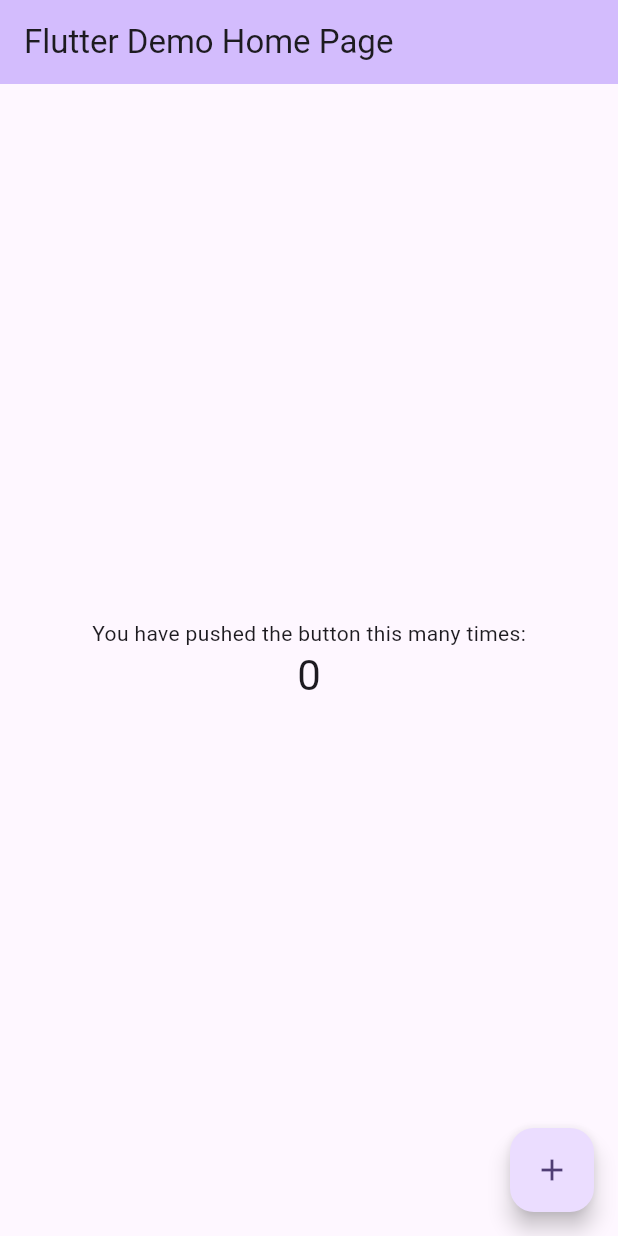
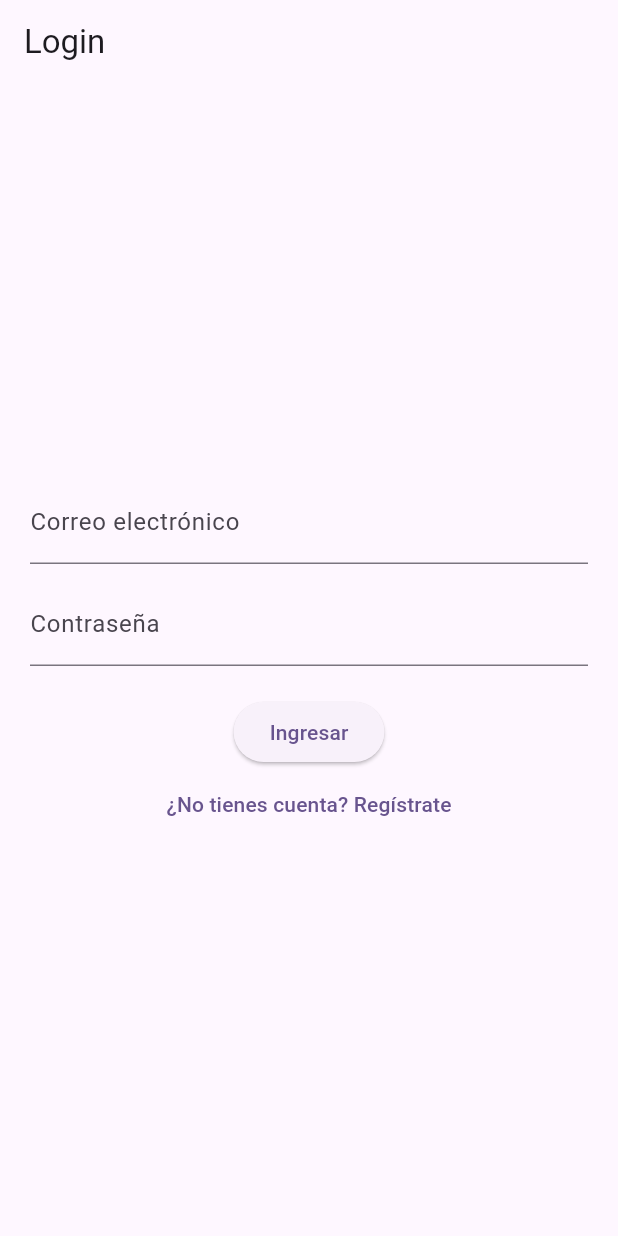
Before and after one commit to Paulidex/EAN-Elections, a Flutter app: the screen it shows after launch, on a phone screen of 412 x 824 dp. Run offline on Flutter 3.47's test engine with Material 3 defaults, Android fonts, the light colour scheme and no system bars; our stand-ins replace firebase_auth, firebase_core; accounts and stored records are empty.

Commit message:
Creacion de login simple y register haciendo uso de firebase

```diff
--- a/lib/main.dart
+++ b/lib/main.dart
@@ -1,108 +1,167 @@
 import 'package:flutter/material.dart';
+import 'package:firebase_core/firebase_core.dart';
+import 'package:firebase_auth/firebase_auth.dart';
+import 'firebase_options.dart';
 
-void main() {
+// Importa aquí tu pantalla de login
+// Asumo que defines LoginPage en login_page.dart o similar
+// import 'login_page.dart';
+
+void main() async {
+  WidgetsFlutterBinding.ensureInitialized();
+  await Firebase.initializeApp(
+    options: DefaultFirebaseOptions.currentPlatform,
+  );
   runApp(const MyApp());
 }
 
 class MyApp extends StatelessWidget {
   const MyApp({super.key});
 
-  // This widget is the root of your application.
   @override
   Widget build(BuildContext context) {
     return MaterialApp(
       title: 'Flutter Demo',
       theme: ThemeData(
-
         colorScheme: ColorScheme.fromSeed(seedColor: Colors.deepPurple),
       ),
-      home: const MyHomePage(title: 'Flutter Demo Home Page'),
+      home: const AuthWrapper(),
     );
   }
 }
 
-class MyHomePage extends StatefulWidget {
-  const MyHomePage({super.key, required this.title});
-
-  // This widget is the home page of your application. It is stateful, meaning
-  // that it has a State object (defined below) that contains fields that affect
-  // how it looks.
-
-  // This class is the configuration for the state. It holds the values (in this
-  // case the title) provided by the parent (in this case the App widget) and
-  // used by the build method of the State. Fields in a Widget subclass are
-  // always marked "final".
-
-  final String title;
+class AuthWrapper extends StatelessWidget {
+  const AuthWrapper({super.key});
 
   @override
-  State<MyHomePage> createState() => _MyHomePageState();
+  Widget build(BuildContext context) {
+    return StreamBuilder<User?>(
+      stream: FirebaseAuth.instance.authStateChanges(),
+      builder: (context, snapshot) {
+        // Si estamos cargando conexión a Firebase
+        if (snapshot.connectionState == ConnectionState.waiting) {
+          return const Scaffold(
+            body: Center(child: CircularProgressIndicator()),
+          );
+        }
+        // Si usuario está logueado, mostramos la pantalla principal
+        if (snapshot.hasData) {
+          return const HomePage();
+        }
+        // Si no hay usuario, mostramos login
+        return const LoginPage();
+      },
+    );
+  }
 }
 
-class _MyHomePageState extends State<MyHomePage> {
-  int _counter = 0;
+// Ejemplo simple de pantalla principal para usuario logueado
+class HomePage extends StatelessWidget {
+  const HomePage({super.key});
 
-  void _incrementCounter() {
-    setState(() {
-      // This call to setState tells the Flutter framework that something has
-      // changed in this State, which causes it to rerun the build method below
-      // so that the display can reflect the updated values. If we changed
-      // _counter without calling setState(), then the build method would not be
-      // called again, and so nothing would appear to happen.
-      _counter++;
-    });
+  @override
+  Widget build(BuildContext context) {
+    return Scaffold(
+      appBar: AppBar(
+        title: const Text('Bienvenido'),
+        actions: [
+          IconButton(
+            icon: const Icon(Icons.logout),
+            onPressed: () async {
+              await FirebaseAuth.instance.signOut();
+            },
+          ),
+        ],
+      ),
+      body: const Center(
+        child: Text('Usuario autenticado'),
+      ),
+    );
+  }
+}
+
+// Aquí incluye la clase LoginPage que te pasé anteriormente o impórtala
+class LoginPage extends StatefulWidget {
+  const LoginPage({super.key});
+
+  @override
+  State<LoginPage> createState() => _LoginPageState();
+}
+
+class _LoginPageState extends State<LoginPage> {
+  final FirebaseAuth _auth = FirebaseAuth.instance;
+
+  final TextEditingController _emailController = TextEditingController();
+  final TextEditingController _passwordController = TextEditingController();
+
+  bool _isLogin = true;
+  String _errorMessage = '';
+
+  Future<void> _submit() async {
+    final email = _emailController.text.trim();
+    final password = _passwordController.text.trim();
+
+    try {
+      if (_isLogin) {
+        await _auth.signInWithEmailAndPassword(email: email, password: password);
+      } else {
+        await _auth.createUserWithEmailAndPassword(email: email, password: password);
+      }
+      setState(() => _errorMessage = '');
+    } on FirebaseAuthException catch (e) {
+      setState(() => _errorMessage = e.message ?? 'Error desconocido');
+    }
+  }
+
+  @override
+  void dispose() {
+    _emailController.dispose();
+    _passwordController.dispose();
+    super.dispose();
   }
 
   @override
   Widget build(BuildContext context) {
-    // This method is rerun every time setState is called, for instance as done
-    // by the _incrementCounter method above.
-    //
-    // The Flutter framework has been optimized to make rerunning build methods
-    // fast, so that you can just rebuild anything that needs updating rather
-    // than having to individually change instances of widgets.
     return Scaffold(
-      appBar: AppBar(
-        // TRY THIS: Try changing the color here to a specific color (to
-        // Colors.amber, perhaps?) and trigger a hot reload to see the AppBar
-        // change color while the other colors stay the same.
-        backgroundColor: Theme.of(context).colorScheme.inversePrimary,
-        // Here we take the value from the MyHomePage object that was created by
-        // the App.build method, and use it to set our appbar title.
-        title: Text(widget.title),
-      ),
-      body: Center(
-        // Center is a layout widget. It takes a single child and positions it
-        // in the middle of the parent.
+      appBar: AppBar(title: Text(_isLogin ? 'Login' : 'Registro')),
+      body: Padding(
+        padding: const EdgeInsets.all(20),
         child: Column(
-          // Column is also a layout widget. It takes a list of children and
-          // arranges them vertically. By default, it sizes itself to fit its
-          // children horizontally, and tries to be as tall as its parent.
-          //
-          // Column has various properties to control how it sizes itself and
-          // how it positions its children. Here we use mainAxisAlignment to
-          // center the children vertically; the main axis here is the vertical
-          // axis because Columns are vertical (the cross axis would be
-          // horizontal).
-          //
-          // TRY THIS: Invoke "debug painting" (choose the "Toggle Debug Paint"
-          // action in the IDE, or press "p" in the console), to see the
-          // wireframe for each widget.
           mainAxisAlignment: MainAxisAlignment.center,
-          children: <Widget>[
-            const Text('You have pushed the button this many times:'),
-            Text(
-              '$_counter',
-              style: Theme.of(context).textTheme.headlineMedium,
+          children: [
+            TextField(
+              controller: _emailController,
+              decoration: const InputDecoration(labelText: 'Correo electrónico'),
+              keyboardType: TextInputType.emailAddress,
             ),
+            const SizedBox(height: 12),
+            TextField(
+              controller: _passwordController,
+              decoration: const InputDecoration(labelText: 'Contraseña'),
+              obscureText: true,
+            ),
+            const SizedBox(height: 20),
+            ElevatedButton(
+              onPressed: _submit,
+              child: Text(_isLogin ? 'Ingresar' : 'Registrar'),
+            ),
+            TextButton(
+              onPressed: () {
+                setState(() {
+                  _isLogin = !_isLogin;
+                  _errorMessage = '';
+                });
+              },
+              child: Text(_isLogin ? '¿No tienes cuenta? Regístrate' : '¿Ya tienes cuenta? Inicia sesión'),
+            ),
+            if (_errorMessage.isNotEmpty)
+              Padding(
+                padding: const EdgeInsets.only(top: 12),
+                child: Text(_errorMessage, style: const TextStyle(color: Colors.red)),
+              ),
           ],
         ),
       ),
-      floatingActionButton: FloatingActionButton(
-        onPressed: _incrementCounter,
-        tooltip: 'Increment',
-        child: const Icon(Icons.add),
-      ), // This trailing comma makes auto-formatting nicer for build methods.
     );
   }
 }
--- a/pubspec.yaml
+++ b/pubspec.yaml
@@ -34,6 +34,8 @@
   # The following adds the Cupertino Icons font to your application.
   # Use with the CupertinoIcons class for iOS style icons.
   cupertino_icons: ^1.0.8
+  firebase_core: ^3.13.1
+  firebase_auth: ^5.5.4
 
 dev_dependencies:
   flutter_test:
```
Also changed, not shown: lib/views/auth.dart (added, +110 -0 lines), firebase.json (added), lib/firebase_options.dart (added), pubspec.lock, 6 other files.
